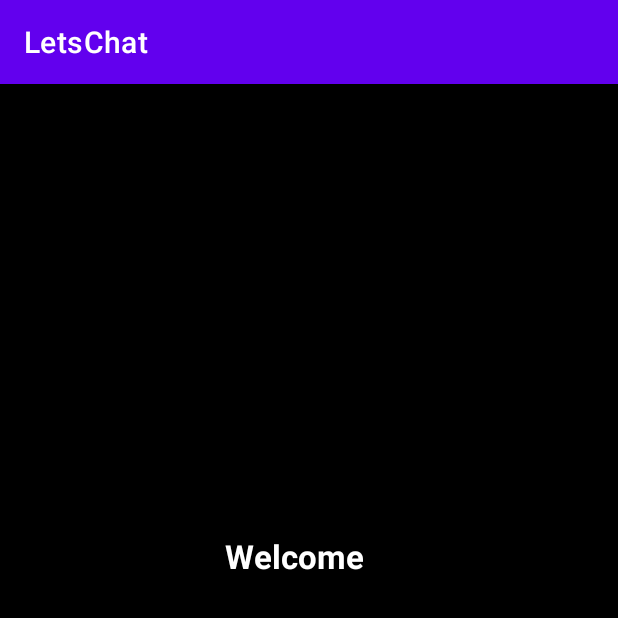
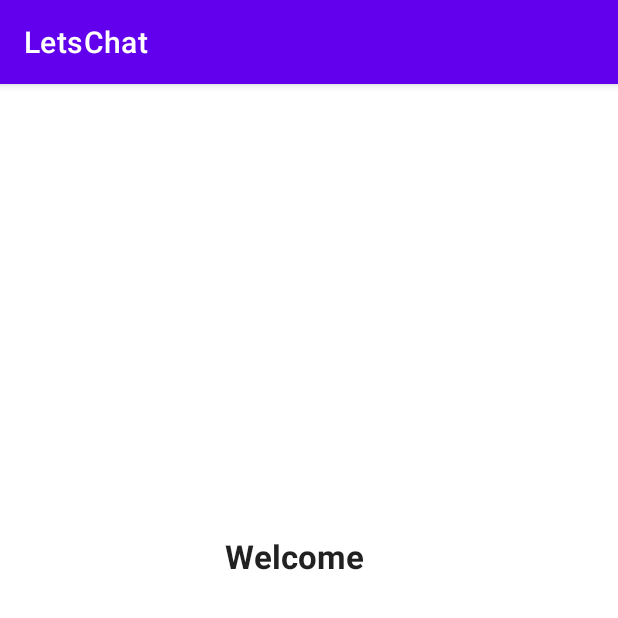
Before and after one commit to Perpetua-Kabute/LetsChat, an Android app: the SplashFragment screen opened directly, with no data from a screen before it, on a phone screen of 412 x 824 dp, the top half of it. Run offline under Robolectric (Android 15) with nearby library versions, the phone set to English and light mode, and no system bars; our stand-ins replace data binding.

Commit message:
fix: Clean up.

```diff
--- a/app/src/main/res/layout/fragment_splash.xml
+++ b/app/src/main/res/layout/fragment_splash.xml
@@ -3,15 +3,14 @@
     xmlns:tools="http://schemas.android.com/tools"
     android:layout_width="match_parent"
     android:layout_height="match_parent"
-    android:background="#000000"
+    android:background="@color/white"
     tools:context=".SplashFragment">
 
     <!-- TODO: Update blank fragment layout -->
     <TextView
         android:layout_width="match_parent"
         android:layout_height="match_parent"
-        android:textColor="@color/white"
-        android:text="Welcome"
+        android:text="@string/SplashText"
         android:layout_marginTop="300dp"
         android:layout_marginBottom="250dp"
         android:layout_marginStart="150dp"
--- a/app/src/main/res/values/strings.xml
+++ b/app/src/main/res/values/strings.xml
@@ -4,4 +4,5 @@
     <string name="hello_blank_fragment">Hello blank fragment</string>
     <string name="hello">Hello</string>
     <string name="device_name">Enter your device name</string>
+    <string name="SplashText">Welcome</string>
 </resources>
```
Also changed, not shown: app/src/main/java/com/example/letschat/Login/LoginFragment.kt (+3 -6 lines).
